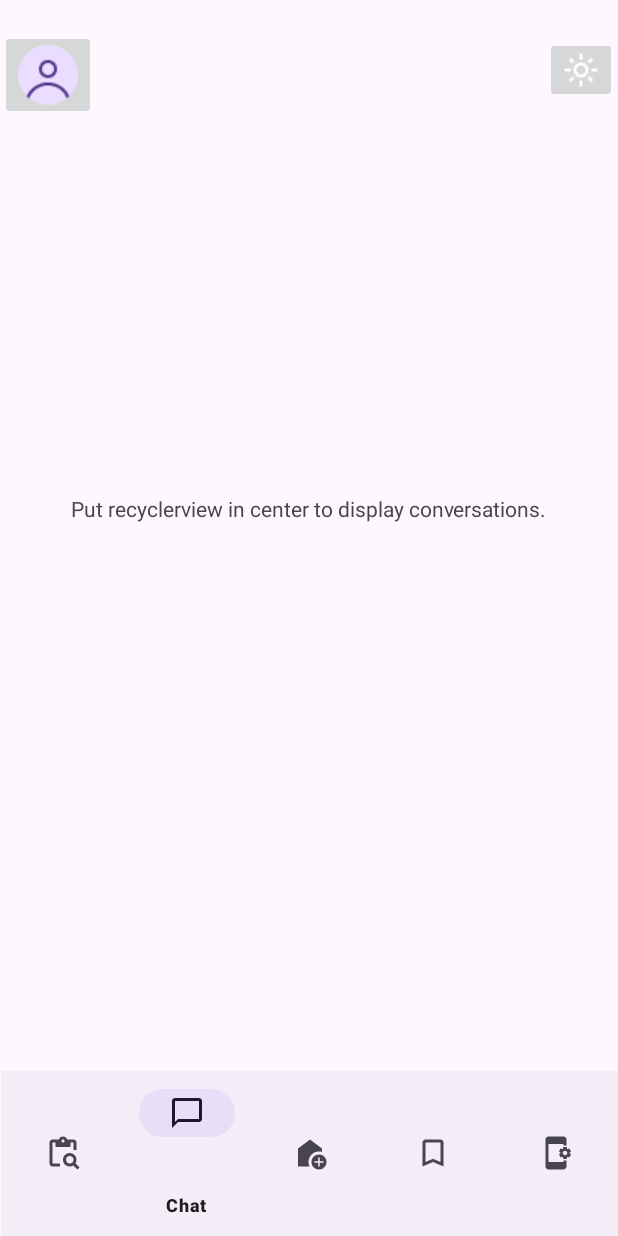
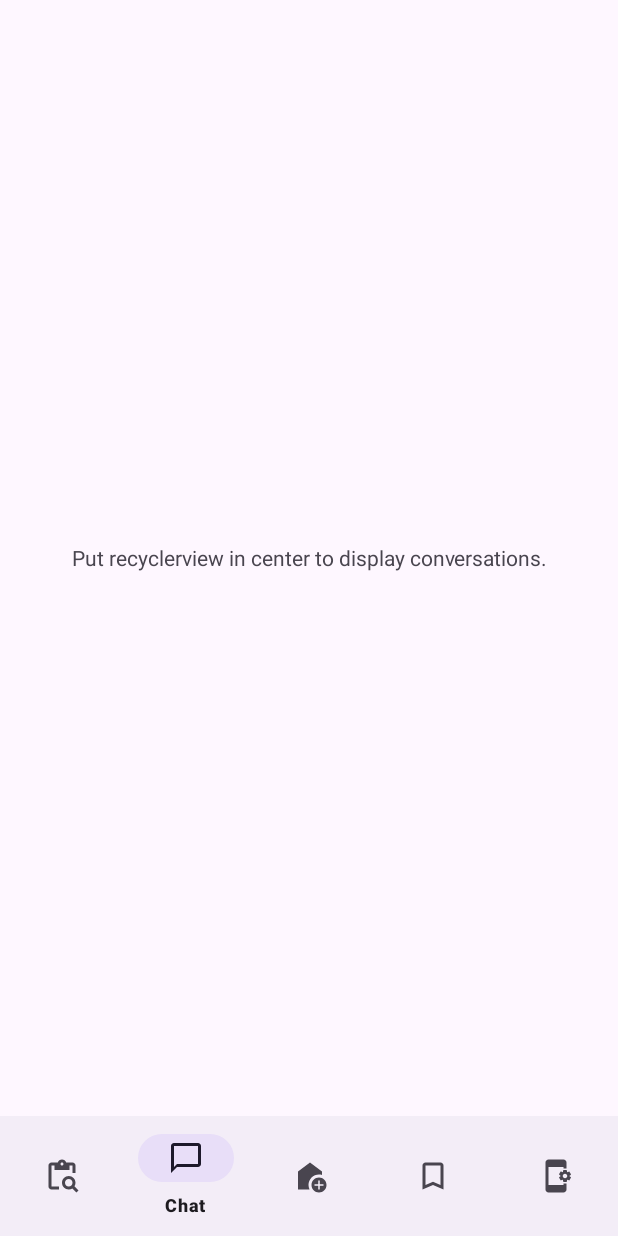
Before and after one commit to Codydeath78/PURPLEBUNNYFINALPROJECTCS481, an Android app: the screen it shows after launch (MainActivity), item 2 of the bottom bar chosen, on a phone screen of 412 x 824 dp. Run offline under Robolectric (Android 15) with nearby library versions, the phone set to English and light mode, and no system bars; our stand-ins replace Firebase (no records; nobody signed in at launch, a user with empty details on screens opened directly), navigation-ui; pictures from the network do not load.

Commit message:
working light/dark mode, small changes across fragments

```diff
--- a/app/src/main/java/com/example/purplebunnyteam/MainActivity.kt
+++ b/app/src/main/java/com/example/purplebunnyteam/MainActivity.kt
@@ -7,6 +7,7 @@ import androidx.navigation.findNavController
 import android.os.Bundle
 import androidx.activity.enableEdgeToEdge
 import androidx.appcompat.app.AppCompatActivity
+import androidx.appcompat.app.AppCompatDelegate
 import androidx.core.view.ViewCompat
 import androidx.core.view.WindowInsetsCompat
 import androidx.fragment.app.Fragment
@@ -20,8 +21,8 @@ import com.google.firebase.auth.FirebaseAuth
 
 class MainActivity : AppCompatActivity() {
     override fun onCreate(savedInstanceState: Bundle?) {
-        super.onCreate(savedInstanceState)
 
+        /////////////////////////////////
         //if (FirebaseAuth.getInstance().currentUser == null) {
             // Redirect to LoginActivity
             //val intent = Intent(this, LoginActivity::class.java)
@@ -30,7 +31,16 @@ class MainActivity : AppCompatActivity() {
             //finish()
             //return
         //}
+        ///////////////////////////// --finish later...
 
+        val prefs = getSharedPreferences("UserPreferences", MODE_PRIVATE)
+        val darkModeEnabled = prefs.getBoolean("dark_mode_enabled", false)
+        AppCompatDelegate.setDefaultNightMode(
+            if (darkModeEnabled) AppCompatDelegate.MODE_NIGHT_YES
+            else AppCompatDelegate.MODE_NIGHT_NO
+        )
+
+        super.onCreate(savedInstanceState)
         enableEdgeToEdge()
         setContentView(R.layout.activity_main)
 
--- a/app/src/main/java/com/example/purplebunnyteam/fragments/HomeFragment.kt
+++ b/app/src/main/java/com/example/purplebunnyteam/fragments/HomeFragment.kt
@@ -5,7 +5,10 @@ import androidx.fragment.app.Fragment
 import android.view.LayoutInflater
 import android.view.View
 import android.view.ViewGroup
+import android.widget.ImageButton
+import androidx.appcompat.app.AppCompatDelegate
 import com.example.purplebunnyteam.R
+import androidx.core.content.edit
 
 // TODO: Rename parameter arguments, choose names that match
 // the fragment initialization parameters, e.g. ARG_ITEM_NUMBER
@@ -35,7 +38,38 @@ class HomeFragment : Fragment() {
         savedInstanceState: Bundle?
     ): View? {
         // Inflate the layout for this fragment
-        return inflater.inflate(R.layout.fragment_home, container, false)
+        val view =  inflater.inflate(R.layout.fragment_home, container, false)
+
+        val themeButton = view.findViewById<ImageButton>(R.id.themechangebtn)
+        val sharedPrefs = requireContext().getSharedPreferences("UserPreferences", 0)
+        val darkModeEnabled = sharedPrefs.getBoolean("dark_mode_enabled", false)
+
+        // Set correct icon on startup
+        themeButton.setImageResource(
+            if (darkModeEnabled) R.drawable.dark_mode else R.drawable.light_mode
+        )
+
+        themeButton.setOnClickListener {
+            val newDarkMode = !darkModeEnabled
+            sharedPrefs.edit { putBoolean("dark_mode_enabled", newDarkMode) }
+
+            // Set appropriate mode
+            val mode = if (newDarkMode) {
+                AppCompatDelegate.MODE_NIGHT_YES
+            } else {
+                AppCompatDelegate.MODE_NIGHT_NO
+            }
+
+            AppCompatDelegate.setDefaultNightMode(mode)
+
+            //recreate the activity to apply theme
+            activity?.recreate()
+        }
+
+
+
+
+        return view
     }
 
     companion object {
--- a/app/src/main/res/layout/activity_main.xml
+++ b/app/src/main/res/layout/activity_main.xml
@@ -8,27 +8,24 @@
     android:layout_height="match_parent"
     tools:context=".MainActivity">
 
+    <!-- This fragment container will now stretch dynamically -->
     <androidx.fragment.app.FragmentContainerView
         android:id="@+id/fContainer"
-        android:layout_width="411dp"
-        android:layout_height="621dp"
-        app:layout_constraintEnd_toEndOf="parent"
-        app:layout_constraintHorizontal_bias="0.0"
+        android:layout_width="0dp"
+        android:layout_height="0dp"
+        app:layout_constraintTop_toTopOf="parent"
+        app:layout_constraintBottom_toTopOf="@id/bottom_nav"
         app:layout_constraintStart_toStartOf="parent"
-        app:layout_constraintTop_toTopOf="parent" />
+        app:layout_constraintEnd_toEndOf="parent" />
 
+    <!-- Bottom nav sticks to bottom and stays wrap_content height -->
     <com.google.android.material.bottomnavigation.BottomNavigationView
         android:id="@+id/bottom_nav"
-        android:layout_width="411dp"
-        android:layout_height="110dp"
-        android:layout_marginTop="96dp"
+        android:layout_width="0dp"
+        android:layout_height="wrap_content"
+        app:layout_constraintStart_toStartOf="parent"
+        app:layout_constraintEnd_toEndOf="parent"
         app:layout_constraintBottom_toBottomOf="parent"
-        app:layout_constraintEnd_toEndOf="parent"
-        app:layout_constraintStart_toStartOf="parent"
-        app:layout_constraintTop_toBottomOf="@+id/fContainer"
-        app:layout_constraintVertical_bias="1.0"
         app:menu="@menu/bottom_nav_menu" />
 
-
-
 </androidx.constraintlayout.widget.ConstraintLayout>
--- a/app/src/main/res/layout/fragment_chat.xml
+++ b/app/src/main/res/layout/fragment_chat.xml
@@ -7,25 +7,6 @@
     android:orientation="vertical"
     tools:context=".fragments.ChatFragment">
 
-    <ImageButton
-        android:id="@+id/avatarbtn"
-        android:layout_width="wrap_content"
-        android:layout_height="wrap_content"
-        android:layout_marginTop="20dp"
-        android:contentDescription="@string/avataricon"
-        android:src="@drawable/avatar" />
-
-    <ImageButton
-        android:id="@+id/themechangebtn"
-        android:layout_width="wrap_content"
-        android:layout_height="wrap_content"
-        android:layout_gravity="end"
-        android:layout_marginTop="-55dp"
-        android:contentDescription="@string/themechangeicon"
-        android:src="@drawable/light_mode"
-        tools:ignore="ImageContrastCheck,TouchTargetSizeCheck" />
-
-
     <TextView
         android:layout_width="match_parent"
         android:layout_height="match_parent"
--- a/app/src/main/res/layout/fragment_location.xml
+++ b/app/src/main/res/layout/fragment_location.xml
@@ -65,7 +65,7 @@
             android:layout_height="wrap_content"
             android:text="Show Only Open Shops" />
 
-        <TextView android:text="Coffee Shop Preferences"
+        <TextView android:text="Coffee Shop Preferences  -SUBJECT TO CHANGE, TBD"
             android:layout_height="wrap_content"
             android:layout_width="match_parent"/>
         <CheckBox
```
Also changed, not shown: app/src/main/java/com/example/purplebunnyteam/fragments/SearchFragment.kt (+30 -0 lines), app/src/main/res/layout/fragment_bookmark.xml (+0 -18 lines), app/src/main/res/layout/fragment_search.xml (+4 -24 lines), app/src/main/res/layout/fragment_settings.xml (+0 -19 lines), app/src/main/res/drawable/dark_mode.png (added).
